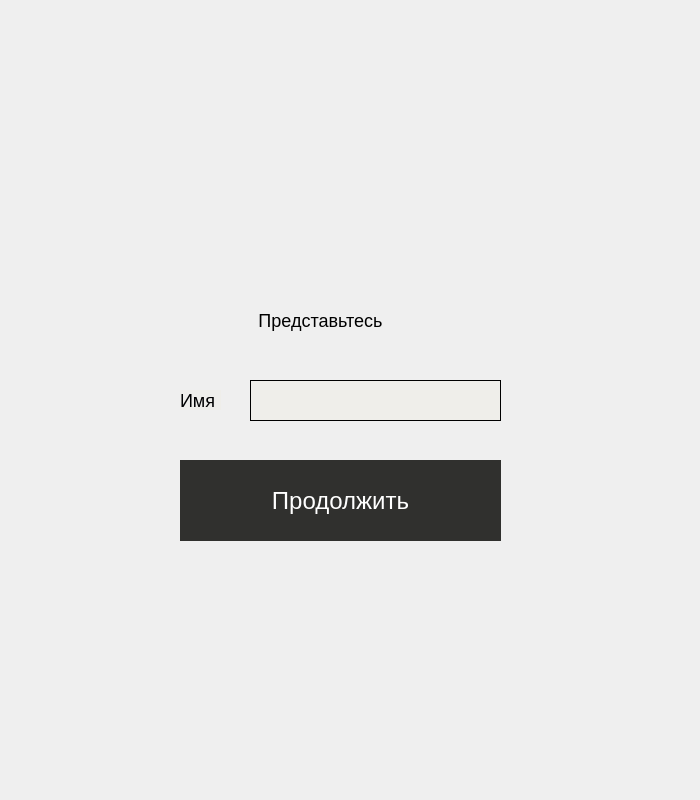
The window that form.ui (philipscode/Quiz-for-genetic-algorithm-task) describes before a commit, drawn with Qt 5.
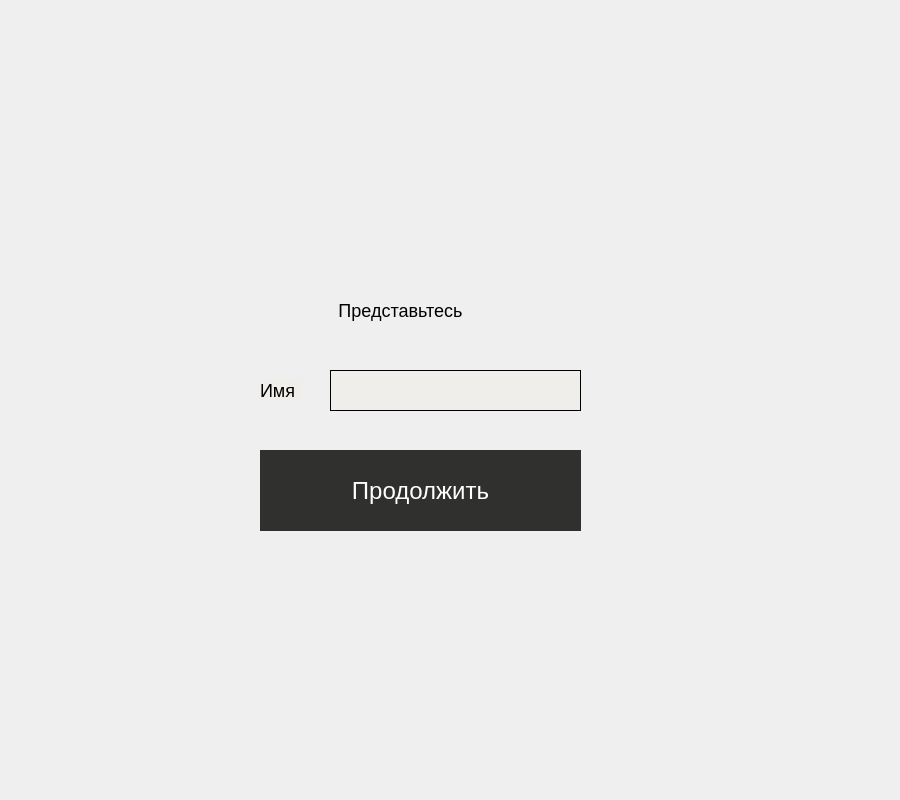
The same window after the commit.

The edit to the form file:
```diff
--- a/form.ui
+++ b/form.ui
@@ -6,18 +6,24 @@
    <rect>
     <x>0</x>
     <y>0</y>
-    <width>700</width>
+    <width>900</width>
     <height>800</height>
    </rect>
   </property>
+  <property name="maximumSize">
+   <size>
+    <width>900</width>
+    <height>800</height>
+   </size>
+  </property>
   <property name="windowTitle">
    <string>Form</string>
   </property>
   <widget class="QLabel" name="headLabel">
    <property name="geometry">
     <rect>
-     <x>240</x>
-     <y>300</y>
+     <x>320</x>
+     <y>290</y>
      <width>161</width>
      <height>41</height>
     </rect>
@@ -44,8 +50,8 @@
   <widget class="QLabel" name="nameLabel">
    <property name="geometry">
     <rect>
-     <x>180</x>
-     <y>390</y>
+     <x>260</x>
+     <y>380</y>
      <width>41</width>
      <height>20</height>
     </rect>
@@ -73,8 +79,8 @@
   <widget class="QLineEdit" name="nameLineEdit">
    <property name="geometry">
     <rect>
-     <x>250</x>
-     <y>380</y>
+     <x>330</x>
+     <y>370</y>
      <width>251</width>
      <height>41</height>
     </rect>
@@ -99,8 +105,8 @@
   <widget class="QPushButton" name="submitButton">
    <property name="geometry">
     <rect>
-     <x>180</x>
-     <y>460</y>
+     <x>260</x>
+     <y>450</y>
      <width>321</width>
      <height>81</height>
     </rect>
```
